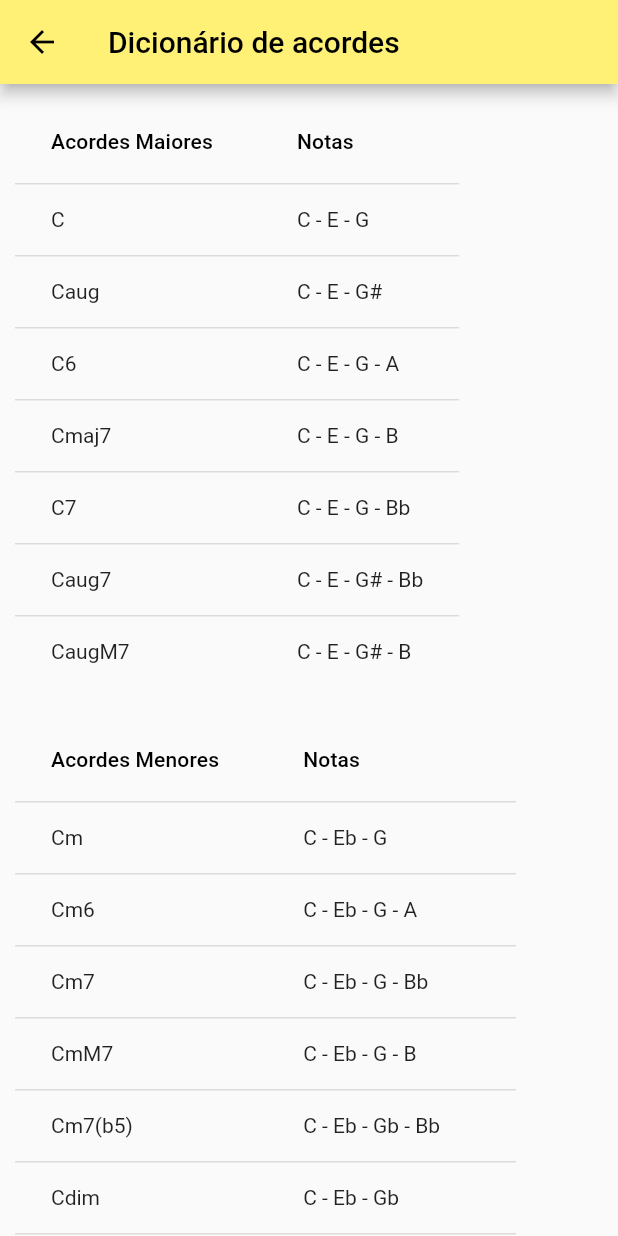
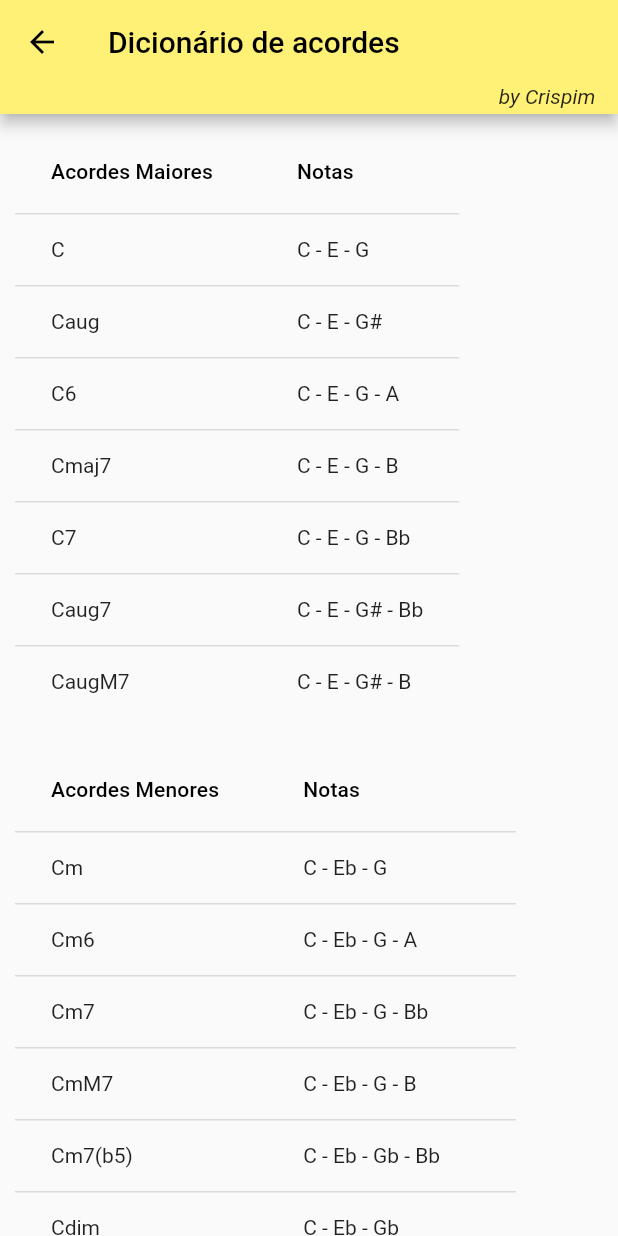
Before and after one commit to crispim1411/get_the_chord_app, a Flutter app: the ChordInfo screen opened directly, on a phone screen of 412 x 824 dp. Run offline on Flutter 3.47's test engine with Material 2 defaults, Android fonts, the phone set to English and light mode, and no system bars; our stand-ins replace auto_size_text.

Commit message:
by crispim

```diff
--- a/lib/info.dart
+++ b/lib/info.dart
@@ -6,7 +6,20 @@ class ChordInfo extends StatelessWidget {
   @override
   Widget build(BuildContext context) {
     return Scaffold(
-      appBar: AppBar(title: const Text('Dicionário de acordes')),
+      appBar: AppBar(
+        title: const Text('Dicionário de acordes'),
+        bottom: const Tab(
+          height: 20,
+          child: Align(
+            alignment: Alignment.topRight,
+            child: Padding(
+              padding: EdgeInsets.only(right: 15),
+              child: Text('by Crispim',
+                  style: TextStyle(fontStyle: FontStyle.italic)),
+            ),
+          ),
+        ),
+      ),
       body: SingleChildScrollView(
         child: Padding(
           padding: const EdgeInsets.all(10),
```
